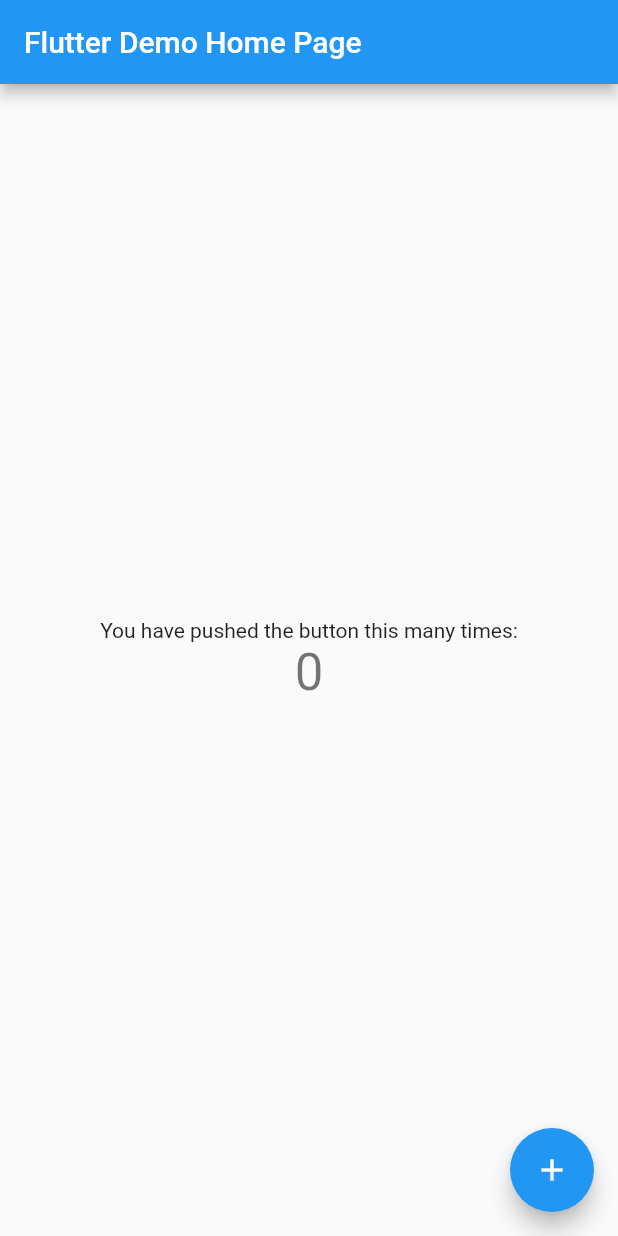
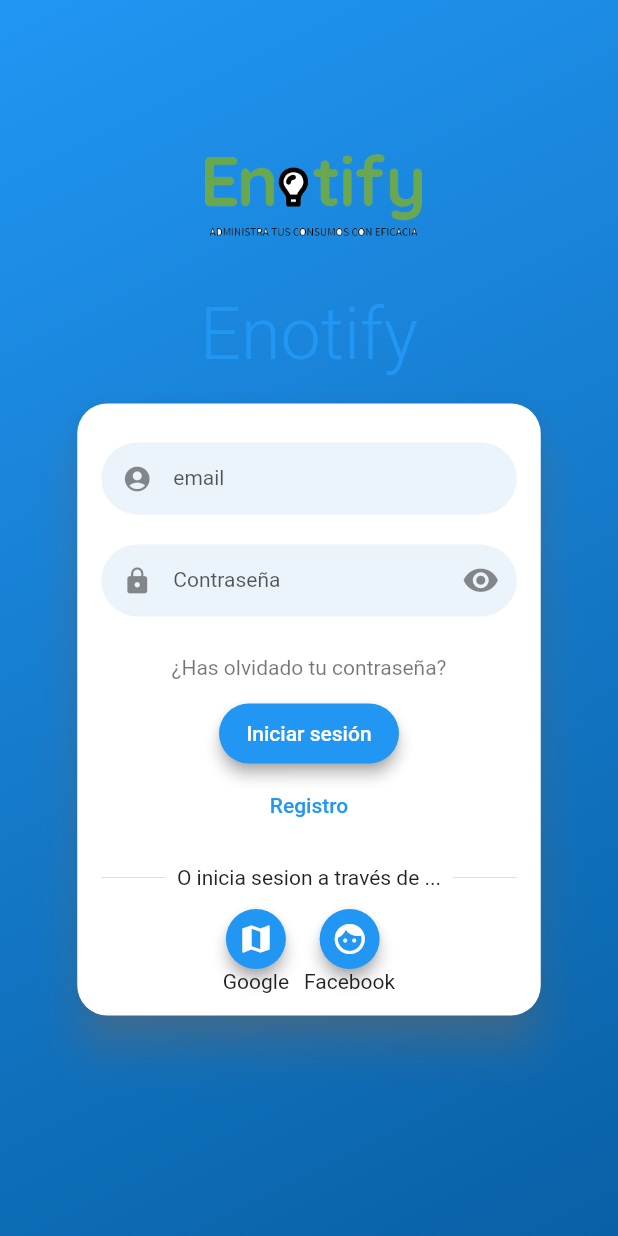
Before and after one commit to ancabdia/TFG-Aplicacion-movil-para-la-visualizacion-del-consumo-electrico-de-los-clientes, a Flutter app: the screen it shows after launch, on a phone screen of 412 x 824 dp. Run offline on Flutter 3.47's test engine with Material 2 defaults, Android fonts, the phone set to English and light mode, and no system bars; drawn by our look-alikes of flutter_login; our stand-ins replace sqflite; accounts and stored records are empty.

Commit message:
added LoginScreen & models

```diff
--- /dev/null
+++ b/lib/API/db.dart
@@ -0,0 +1,28 @@
+import 'dart:developer';
+
+import 'package:path/path.dart';
+import 'package:sqflite/sqflite.dart';
+import 'package:tfgproyecto/model/User.dart';
+
+class DB{
+  static Future<Database> openDB() async{
+    var database = await openDatabase(
+        join(await getDatabasesPath(), 'TFG.bd'),
+        onCreate: (db, version){
+          db.execute(
+              "CREATE TABLE IF NOT EXISTS users(email TEXT PRIMARY KEY, password TEXT, name TEXT, surname TEXT, nif TEXT, datadisPassword TEXT);"
+          );
+          db.execute(
+              "CREATE TABLE IF NOT EXISTS consumptions(cups TEXT PRIMARY KEY, date TEXT, time TEXT, consumptionKWh REAL, obtainMethod TEXT);"
+          );
+        },
+        version: 1
+    );
+    return database;
+  }
+
+  static insert(User user) async {
+    Database db = await openDB();
+    return db.insert("users", user.toMap());
+  }
+}
--- a/lib/main.dart
+++ b/lib/main.dart
@@ -1,7 +1,15 @@
+import 'dart:developer';
+
 import 'package:flutter/material.dart';
+import 'package:sqflite/sqflite.dart';
+import 'package:tfgproyecto/view/login.dart';
 
-void main() {
+import 'API/db.dart';
+
+Future<void> main() async {
   runApp(const MyApp());
+  Database db = await DB.openDB();
+  log(db.path);
 }
 
 class MyApp extends StatelessWidget {
@@ -13,18 +21,47 @@ class MyApp extends StatelessWidget {
     return MaterialApp(
       title: 'Flutter Demo',
       theme: ThemeData(
-        // This is the theme of your application.
-        //
-        // Try running your application with "flutter run". You'll see the
-        // application has a blue toolbar. Then, without quitting the app, try
-        // changing the primarySwatch below to Colors.green and then invoke
-        // "hot reload" (press "r" in the console where you ran "flutter run",
-        // or simply save your changes to "hot reload" in a Flutter IDE).
-        // Notice that the counter didn't reset back to zero; the application
-        // is not restarted.
-        primarySwatch: Colors.blue,
+      // Colores
+      // primaryColor: Colors.blueGrey,
+
+      // Tipografía
+      fontFamily: 'Roboto',
+      textTheme: TextTheme(
+        headline1: TextStyle(fontSize: 28.0, fontWeight: FontWeight.bold),
+        headline2: TextStyle(fontSize: 24.0, fontWeight: FontWeight.w500),
+        bodyText1: TextStyle(fontSize: 16.0, fontWeight: FontWeight.normal),
+        bodyText2: TextStyle(fontSize: 14.0, fontWeight: FontWeight.normal),
       ),
-      home: const MyHomePage(title: 'Flutter Demo Home Page'),
+
+      // Efectos de sombra
+      shadowColor: Colors.grey[500],
+      cardTheme: CardTheme(
+        elevation: 4.0,
+        shape: RoundedRectangleBorder(borderRadius: BorderRadius.circular(10.0)),
+      ),
+
+      // Barra de navegación
+      appBarTheme: AppBarTheme(
+        elevation: 0.0,
+        // color: Colors.blueGrey,
+        iconTheme: IconThemeData(color: Colors.white),
+        textTheme: TextTheme(
+          headline6: TextStyle(color: Colors.white, fontSize: 18.0),
+        ),
+      ),
+
+      // Botones
+      buttonTheme: ButtonThemeData(
+        // buttonColor: Colors.blueGrey,
+        textTheme: ButtonTextTheme.primary,
+        shape: RoundedRectangleBorder(borderRadius: BorderRadius.circular(20.0)),
+      ),
+    ),
+    initialRoute: '/',
+      routes: {
+        '/':(context) => LoginScreen(),
+        '/login': (context) => const LoginScreen(),
+      },
     );
   }
 }
--- a/lib/model/User.dart
+++ b/lib/model/User.dart
@@ -1,8 +1,26 @@
+import 'Supply.dart';
+
 class User{
   String email;
   String password;
   String? name;
   String? surname;
+  String? nif;
+  String? datadisPassword;
 
-  User(this.email, this.password);
+  User.single(this.email, this.password);
+
+  User.complete(this.email, this.password, this.name, this.surname, this.nif,
+      this.datadisPassword);
+
+  Map<String, dynamic> toMap() {
+    return {
+      'email': email,
+      'password': password,
+      'name': name,
+      'surname': surname,
+      'nif': nif,
+      'datadisPassword' : datadisPassword
+    };
+  }
 }
--- /dev/null
+++ b/lib/view/login.dart
@@ -0,0 +1,135 @@
+import 'dart:developer';
+
+import 'package:flutter/material.dart';
+import 'package:flutter_login/flutter_login.dart';
+import 'package:http/http.dart' as http;
+import 'package:path/path.dart';
+import 'package:sqflite/sqflite.dart';
+import 'dart:convert';
+
+import 'package:tfgproyecto/main.dart';
+
+import '../API/db.dart';
+import '../model/User.dart';
+
+class LoginScreen extends StatefulWidget {
+  const LoginScreen({Key? key}) : super(key: key);
+  @override
+  State<LoginScreen> createState() => _LoginScreenState();
+}
+
+class _LoginScreenState extends State<LoginScreen> {
+  Duration get loginTime => const Duration(milliseconds: 2000);
+
+  @override
+  void initState(){
+    super.initState();
+  }
+
+  @override
+  void dispose(){
+    super.dispose();
+  }
+
+  Future<String?> _signInUser(LoginData data) async {
+
+  }
+
+  Future<String?> _signupUser(SignupData data) async{
+   User user = User.complete(data.name!, data.password!, data.additionalSignupData!['name'], data.additionalSignupData!['surname'], data.additionalSignupData!['nif'], data.additionalSignupData!['datadisPassword']);
+
+   DB.insert(user);
+  }
+
+  Future<String?> _recoverPassword(String name) async{
+
+  }
+
+  @override
+  Widget build(BuildContext context) {
+    return FlutterLogin(
+        hideForgotPasswordButton: false,
+        title: "Enotify",
+        logo: AssetImage('assets/logo.png'),
+        userType: LoginUserType.email,
+        theme: LoginTheme(
+
+        ),
+        messages: LoginMessages(
+            userHint: "email",
+            passwordHint: "Contraseña",
+            confirmPasswordHint: "Confirmar contraseña",
+            loginButton: "Iniciar sesión",
+            signupButton: "Registro",
+            forgotPasswordButton: "¿Has olvidado tu contraseña?",
+            goBackButton: "Cancelar",
+            recoverPasswordIntro: "Recuperar contaseña",
+            recoverPasswordSuccess: "Se ha enviado a tu dirección de email el cambio de contraseña.",
+            recoverPasswordDescription: "Recibira en su correo las instrucciones para realizar el cambio de contraseña.",
+            providersTitleFirst: "O inicia sesion a través de ...",
+            recoverPasswordButton: "Recuperar contraseña",
+            additionalSignUpSubmitButton: "Registrarse"
+        ),
+        passwordValidator:  (value) {
+          if (value == null || value.isEmpty) {
+            return 'Debe ingresar una contraseña';
+          }
+          return null;
+        },
+        additionalSignupFields: const [
+          UserFormField(
+              keyName: 'name', displayName: "Nombre", userType: LoginUserType.name),
+          UserFormField(
+              keyName: 'surname', displayName: "Apellido"),
+          UserFormField(
+              keyName: 'nif', icon: Icon(Icons.perm_identity), displayName: "NIF"),
+          UserFormField(
+              keyName: 'pass', displayName: "Contraseña DataDis"
+          ),
+
+          // UserFormField(
+          //   keyName: 'phone',
+          //   displayName: 'Numero de telefono',
+          //   userType: LoginUserType.phone,
+          // ),
+        ],
+        termsOfService: [
+          TermOfService(id: "idTerm", mandatory: true,
+              text: "Acepta terminos y condiciones",
+              linkUrl: "http://datadis.es",
+              validationErrorMessage: "Debe aceptar los terminos"
+          )
+        ],
+        loginProviders: <LoginProvider>[
+          LoginProvider(
+            icon: Icons.map,
+            label: 'Google',
+            callback: () async {
+
+            },
+          ),
+          LoginProvider(
+            icon: Icons.face,
+            label: 'Facebook',
+            callback: () async {
+              debugPrint('start facebook sign in');
+              await Future.delayed(loginTime);
+              debugPrint('stop facebook sign in');
+              return null;
+            },
+          ),
+        ],
+        onSubmitAnimationCompleted: () {
+          Navigator.of(context).pushReplacement(MaterialPageRoute(
+            builder: (context) => const MyHomePage(title: 'pruba2'),
+          ));
+        },
+        onLogin: _signInUser,
+        onSignup: _signupUser,
+        onRecoverPassword: _recoverPassword,
+        onConfirmSignup: null,
+        savedEmail: 'andres97carmen@hotmail.es',
+        savedPassword: '',
+      );
+  }
+}
```
Also changed, not shown: lib/model/Supply.dart (+40 -93 lines), pubspec.yaml (+6 -2 lines), assets/logo.png (added), pubspec.lock, 7 other files.
